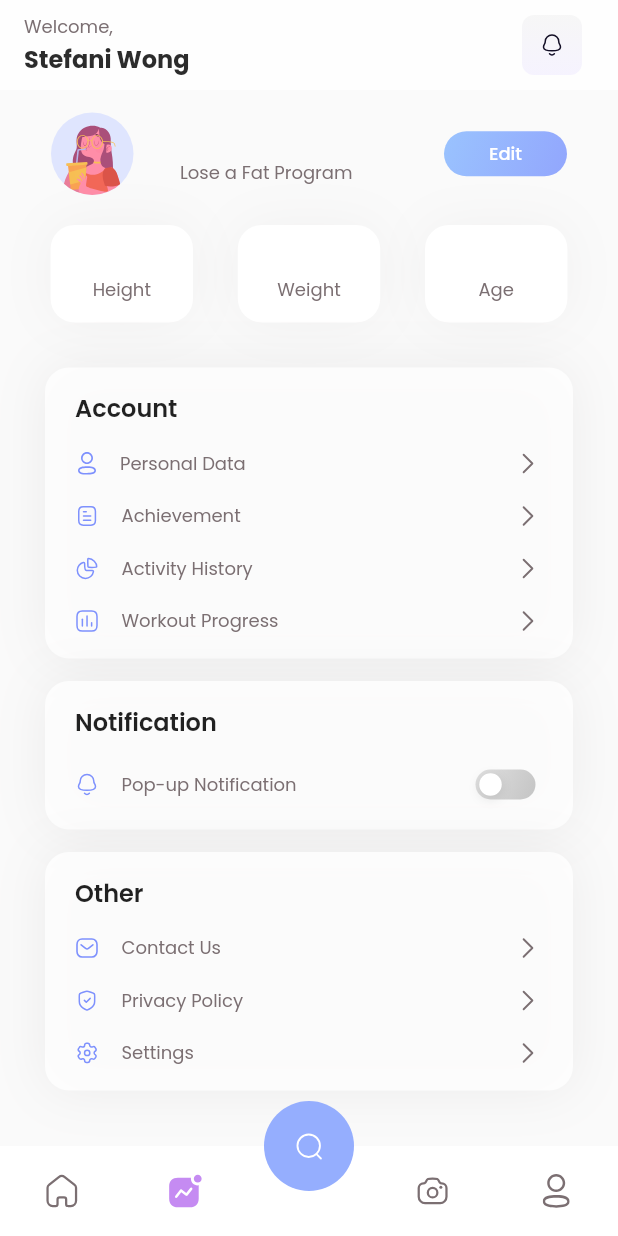
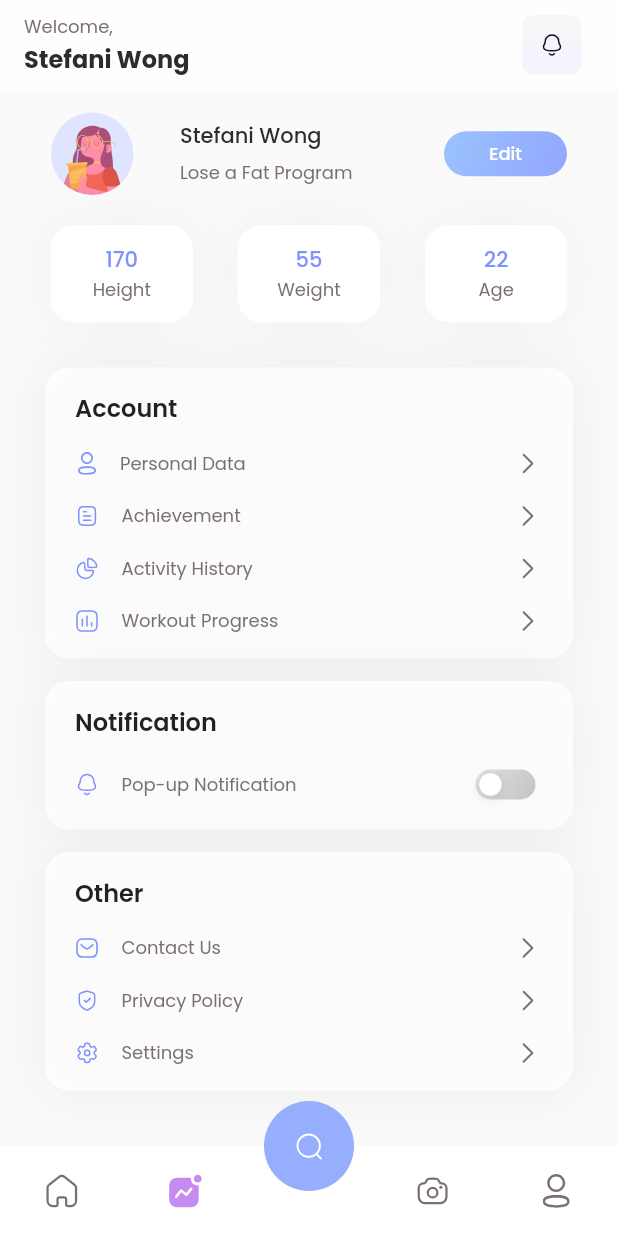
Before and after one commit to veropov/Train, a Flutter app: the screen it shows after launch, item 2 of the bottom bar chosen, on a phone screen of 412 x 824 dp. Run offline on Flutter 3.47's test engine with Material 2 defaults, Android fonts, the phone set to English and light mode, and no system bars; our stand-ins replace carousel_slider, fl_chart, flutter_svg, lite_rolling_switch, percent_indicator.

Commit message:
change person page

```diff
--- a/lib/pages/Profile/person_profile.dart
+++ b/lib/pages/Profile/person_profile.dart
@@ -27,8 +27,8 @@ class _ProfileState extends State<Profile> {
           mainAxisAlignment: MainAxisAlignment.start,
           crossAxisAlignment: CrossAxisAlignment.start,
           children: [
-            const Text('Welcome,', style: TextStyle(fontSize: 12, height: 1.5, fontWeight: FontWeight.w400, fontFamily: "Poppins", color: kGray100)),
-            const Text('Stefani Wong', style: const TextStyle(fontSize: 16, height: 1.5, fontWeight: FontWeight.w700, fontFamily: "Poppins", color: Color.fromARGB(255, 44, 44, 44))),
+            Text('Welcome,', style: TextStyle(fontSize: 12, height: 1.5, fontWeight: FontWeight.w400, fontFamily: "Poppins", color: kGray100)),
+            Text(name, style: const TextStyle(fontSize: 16, height: 1.5, fontWeight: FontWeight.w700, fontFamily: "Poppins", color: Color.fromARGB(255, 44, 44, 44))),
           ]),
           titleTextStyle: const TextStyle(),
           elevation: 0,
@@ -57,7 +57,7 @@ class _ProfileState extends State<Profile> {
             )
           ],)
         ],),
-        body: ProfilePerson(age: '', name: '', height: '', weight: '', onChanged: (value) => true, person: true),
+        body: ProfilePerson(age: '22', height: '170', weight: '55', person: true),
       )
     );
   }
@@ -65,20 +65,16 @@ class _ProfileState extends State<Profile> {
 
 class ProfilePerson extends StatefulWidget {
   final bool person;
-  final String name;
   final String height;
   final String weight;
   final String age;
-  final ValueChanged<String> onChanged;
 
   const ProfilePerson({
     Key? key,
   required this.person,
-  required this.name,
   required this.height,
   required this.weight,
   required this.age,
-  required this.onChanged,
   }) : super(key: key);
 
   @override
@@ -111,7 +107,7 @@ class _ProfilePersonState extends State<ProfilePerson> {
                 crossAxisAlignment: CrossAxisAlignment.start,
                 mainAxisAlignment: MainAxisAlignment.center,
                 children: [
-                  Text(widget.name, style: TextStyle(fontSize: 14, height: 1.5, fontWeight: FontWeight.w500, fontFamily: "Poppins", color: kBlack), textAlign: TextAlign.start),
+                  Text('Stefani Wong', style: TextStyle(fontSize: 14, height: 1.5, fontWeight: FontWeight.w500, fontFamily: "Poppins", color: kBlack), textAlign: TextAlign.start),
                   SizedBox(height: 5),
                   Text('Lose a Fat Program', style: TextStyle(fontSize: 12, height: 1.5, fontWeight: FontWeight.w400, fontFamily: "Poppins", color: kGray100), textAlign: TextAlign.start)
                 ],
@@ -137,7 +133,15 @@ class _ProfilePersonState extends State<ProfilePerson> {
                     elevation: 0,
                   ),
                   onPressed: () {
-                    Navigator.push(context, Transition(child: TextFieldWidget()));
+                    Navigator.push(context, Transition(child: TextFieldWidget(
+                      ageChange: widget.age,
+                      weightChange: widget.weight,
+                      heightChange: widget.height,
+                      nameChange: name,
+                      personChange: widget.person,
+                      onChanged: (value) => null)
+                      )
+                    );
                   },
                   child: Text('Edit', style: TextStyle(fontSize: 12, height: 1.5, fontWeight: FontWeight.w500, fontFamily: "Poppins"))
                   )
```
Also changed, not shown: lib/pages/Profile/Profile_model_change.dart (+19 -10 lines).
